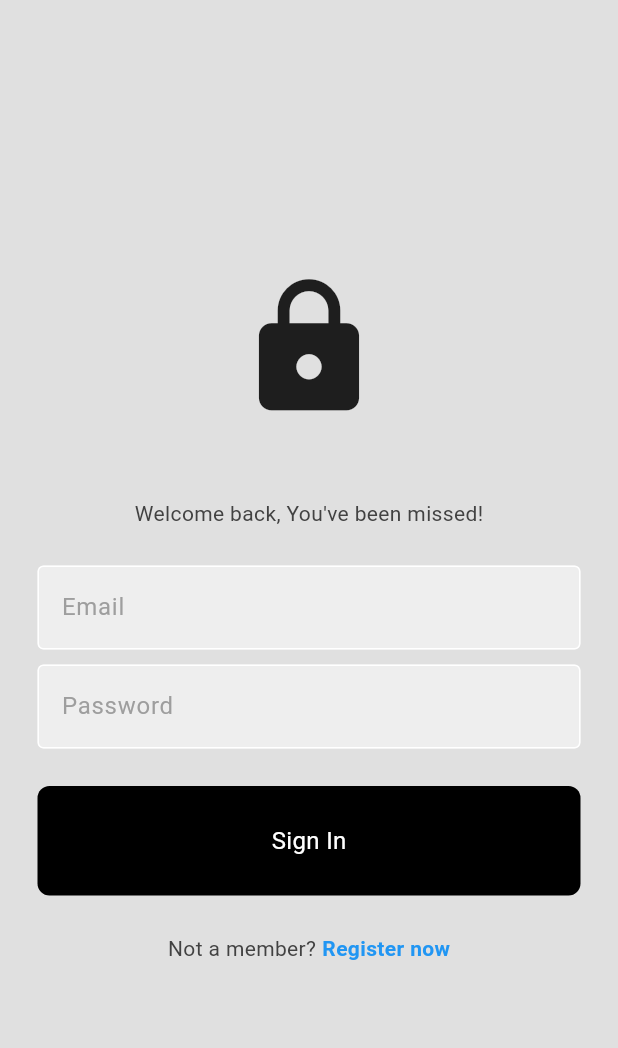
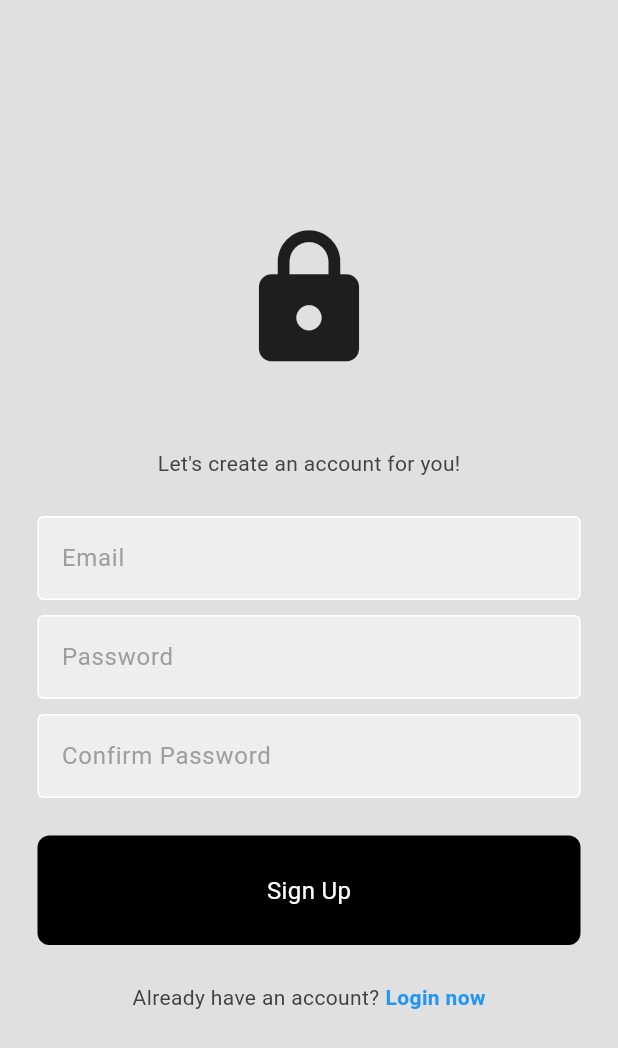
Before and after one commit to raziullah7/GCU-FanBase--social-media-app-, a Flutter app: the screen it shows after launch, after a tap on "Register now", on a phone screen of 412 x 824 dp. Shown: the top 1048 px of the screen. Run offline on Flutter 3.47's test engine with Material 3 defaults, Android fonts, the phone set to English and light mode, and no system bars; our stand-ins replace firebase_auth, firebase_core; accounts and stored records are empty; network calls fail.

Commit message:
A WHOLE BUNCH OF STUFF, SHORT ON TIME

```diff
--- /dev/null
+++ b/lib/auth/auth.dart
@@ -0,0 +1,29 @@
+import 'package:firebase_auth/firebase_auth.dart';
+import 'package:flutter/material.dart';
+import 'package:the_final_app/auth/login_or_register.dart';
+import 'package:the_final_app/pages/home_page.dart';
+
+class AuthPage extends StatelessWidget {
+  const AuthPage({super.key});
+
+  @override
+  Widget build(BuildContext context) {
+    return Scaffold(
+      body: StreamBuilder(
+        // the stream is to detect any changes to the auth state
+        // it tells if the user is logged in or not
+        stream: FirebaseAuth.instance.authStateChanges(),
+        builder: (context, snapshot) {
+          // if user is logged in
+          if (snapshot.hasData) {
+            return const HomePage();
+          }
+          // else if user is not logged in
+          else {
+            return const LoginOrRegister();
+          }
+        },
+      ),
+    );
+  }
+}
--- a/lib/auth/login_or_register.dart
+++ b/lib/auth/login_or_register.dart
@@ -0,0 +1,31 @@
+import 'package:flutter/material.dart';
+import 'package:the_final_app/pages/login_page.dart';
+import 'package:the_final_app/pages/register_page.dart';
+
+class LoginOrRegister extends StatefulWidget {
+  const LoginOrRegister({super.key});
+
+  @override
+  State<LoginOrRegister> createState() => _LoginOrRegisterState();
+}
+
+class _LoginOrRegisterState extends State<LoginOrRegister> {
+  // initially, show the LoginPage
+  bool showLoginPage = true;
+
+  // toggle between LoginPage and RegisterPage
+  void togglePages() {
+    setState(() {
+      showLoginPage = !showLoginPage;
+    });
+  }
+
+  @override
+  Widget build(BuildContext context) {
+    if (showLoginPage) {
+      return LoginPage(onTap: togglePages);
+    } else {
+      return RegisterPage(onTap: togglePages);
+    }
+  }
+}
--- a/lib/components/my_button.dart
+++ b/lib/components/my_button.dart
@@ -1,4 +1,3 @@
-import 'package:flutter/cupertino.dart';
 import 'package:flutter/material.dart';
 
 class MyButton extends StatelessWidget {
@@ -13,7 +12,9 @@ class MyButton extends StatelessWidget {
 
   @override
   Widget build(BuildContext context) {
-    return Container(
+    return GestureDetector(
+      onTap: onTap,
+      child: Container(
         // button styling
         padding: const EdgeInsets.all(25),
         decoration: BoxDecoration(
@@ -28,6 +29,7 @@ class MyButton extends StatelessWidget {
             style: const TextStyle(color: Colors.white, fontSize: 16),
           ),
         ),
+      ),
     );
   }
 }
--- a/lib/main.dart
+++ b/lib/main.dart
@@ -1,7 +1,14 @@
+import 'package:firebase_core/firebase_core.dart';
 import 'package:flutter/material.dart';
-import 'package:the_final_app/pages/login_page.dart';
+import 'package:the_final_app/auth/auth.dart';
+import 'package:the_final_app/firebase_options.dart';
 
-void main() {
+void main() async {
+  WidgetsFlutterBinding.ensureInitialized();
+  await Firebase.initializeApp(
+    options: DefaultFirebaseOptions.currentPlatform,
+  );
+
   runApp(const MyApp());
 }
 
@@ -12,7 +19,7 @@ class MyApp extends StatelessWidget {
   Widget build(BuildContext context) {
     return const MaterialApp(
       debugShowCheckedModeBanner: false,
-      home: LoginPage(),
+      home: AuthPage(),
     );
   }
 }
--- a/lib/pages/register_page.dart
+++ b/lib/pages/register_page.dart
@@ -0,0 +1,101 @@
+import 'package:flutter/material.dart';
+import '../components/my_button.dart';
+import '../components/my_text_field.dart';
+
+class RegisterPage extends StatefulWidget {
+  final Function()? onTap;
+
+  const RegisterPage({
+    super.key,
+    required this.onTap,
+  });
+
+  @override
+  State<RegisterPage> createState() => _RegisterPageState();
+}
+
+class _RegisterPageState extends State<RegisterPage> {
+  // text editing controllers
+  final emailTextController = TextEditingController();
+  final passwordTextController = TextEditingController();
+  final confirmPasswordTextController = TextEditingController();
+
+  @override
+  Widget build(BuildContext context) {
+    return Scaffold(
+      backgroundColor: Colors.grey[300],
+      body: SafeArea(
+        child: Center(
+          child: Padding(
+            padding: const EdgeInsets.symmetric(horizontal: 25),
+            child: Column(
+              mainAxisAlignment: MainAxisAlignment.center,
+              children: [
+                // logo (please work)
+                const Icon(Icons.lock, size: 100),
+
+                // welcome back message
+                const SizedBox(height: 50),
+                Text(
+                  "Let's create an account for you!",
+                  style: TextStyle(color: Colors.grey.shade800),
+                ),
+
+                // email text field
+                const SizedBox(height: 25),
+                MyTextField(
+                  controller: emailTextController,
+                  hintText: "Email",
+                  obscureText: false,
+                ),
+
+                // password text field
+                const SizedBox(height: 10),
+                MyTextField(
+                  controller: passwordTextController,
+                  hintText: "Password",
+                  obscureText: true,
+                ),
+
+                // confirm password text field
+                const SizedBox(height: 10),
+                MyTextField(
+                  controller: confirmPasswordTextController,
+                  hintText: "Confirm Password",
+                  obscureText: true,
+                ),
+
+                // sign up button
+                const SizedBox(height: 25),
+                MyButton(onTap: () {}, text: "Sign Up"),
+
+                // go to register page
+                const SizedBox(height: 25),
+                Row(
+                  mainAxisAlignment: MainAxisAlignment.center,
+                  children: [
+                    Text(
+                      "Already have an account?",
+                      style: TextStyle(color: Colors.grey.shade800),
+                    ),
+                    const SizedBox(width: 4),
+                    GestureDetector(
+                      onTap: widget.onTap,
+                      child: const Text(
+                        "Login now",
+                        style: TextStyle(
+                          color: Colors.blue,
+                          fontWeight: FontWeight.bold,
+                        ),
+                      ),
+                    ),
+                  ],
+                ),
+              ],
+            ),
+          ),
+        ),
+      ),
+    );
+  }
+}
--- a/pubspec.yaml
+++ b/pubspec.yaml
@@ -35,6 +35,8 @@ dependencies:
   # The following adds the Cupertino Icons font to your application.
   # Use with the CupertinoIcons class for iOS style icons.
   cupertino_icons: ^1.0.6
+  firebase_core: ^2.31.0
+  firebase_auth: ^4.19.5
 
 dev_dependencies:
   flutter_test:
```
Also changed, not shown: lib/pages/home_page.dart (added, +38 -0 lines), lib/pages/login_page.dart (+38 -3 lines), firebase.json (added), lib/firebase_options.dart (added), pubspec.lock, 6 other files. Lines whose indentation alone changed are shown as unchanged.
